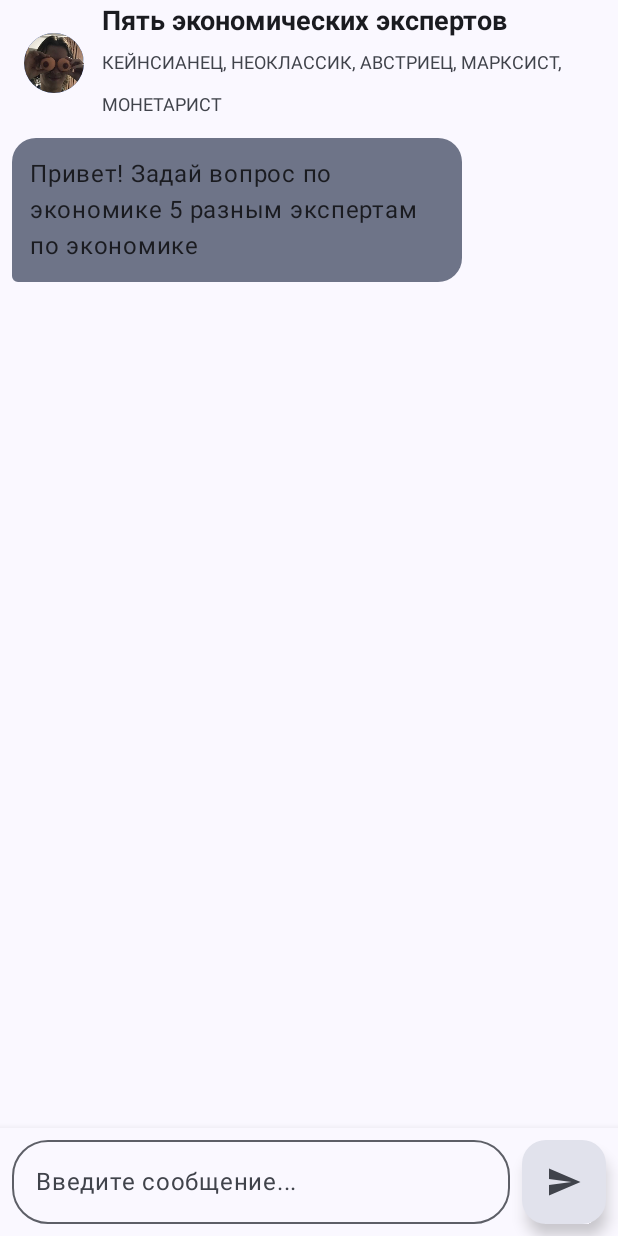
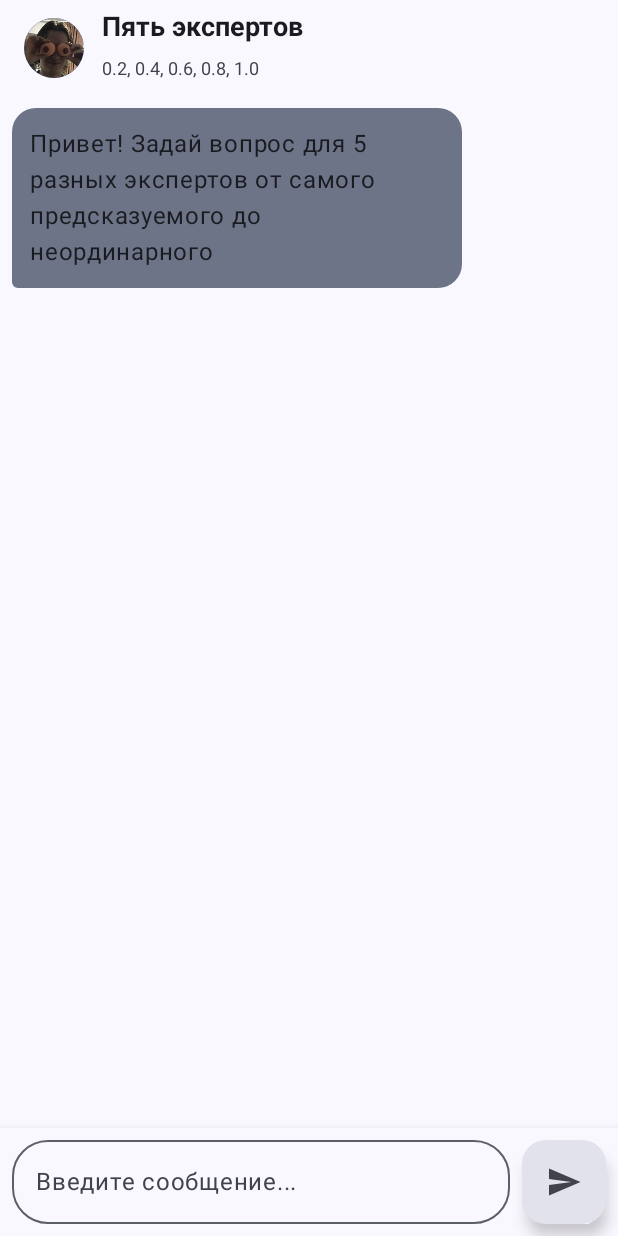
Before and after one commit to Bahilai/GigaDanya, an Android app built with Jetpack Compose: the screen it shows after launch (MainActivity), on a phone screen of 412 x 824 dp. Run offline under Robolectric (Android 15) with nearby library versions, the phone set to English and light mode, and no system bars; pictures from the network do not load.

Commit message:
Fifth day

```diff
--- a/app/src/main/java/com/bahilai/gigadanya/ui/components/ChatHeader.kt
+++ b/app/src/main/java/com/bahilai/gigadanya/ui/components/ChatHeader.kt
@@ -53,13 +53,13 @@ fun ChatHeader(modifier: Modifier = Modifier) {
                 // Имя бота и статус
                 Column {
                     Text(
-                        text = "Пять экономических экспертов",
+                        text = "Пять экспертов",
                         fontSize = 18.sp,
                         fontWeight = FontWeight.Bold,
                         color = MaterialTheme.colorScheme.onSurface
                     )
                     Text(
-                        text = "КЕЙНСИАНЕЦ, НЕОКЛАССИК, АВСТРИЕЦ, МАРКСИСТ, МОНЕТАРИСТ",
+                        text = "0.2, 0.4, 0.6, 0.8, 1.0",
                         fontSize = 12.sp,
                         color = MaterialTheme.colorScheme.onSurfaceVariant
                     )
--- a/app/src/main/java/com/bahilai/gigadanya/viewmodel/ChatViewModel.kt
+++ b/app/src/main/java/com/bahilai/gigadanya/viewmodel/ChatViewModel.kt
@@ -34,7 +34,7 @@ class ChatViewModel : ViewModel() {
 
     init {
         // Добавляем приветственное сообщение от бота
-        addBotMessage("Привет! Задай вопрос по экономике 5 разным экспертам по экономике")
+        addBotMessage("Привет! Задай вопрос для 5 разных экспертов от самого предсказуемого до неординарного")
     }
 
     /**
```
Also changed, not shown: app/src/main/java/com/bahilai/gigadanya/data/Message.kt (+5 -5 lines).
